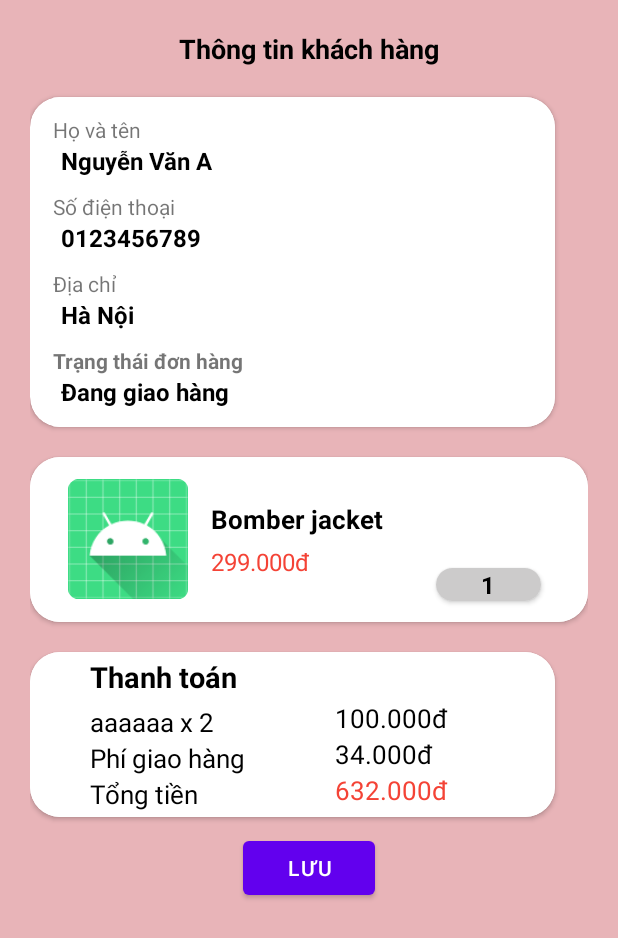
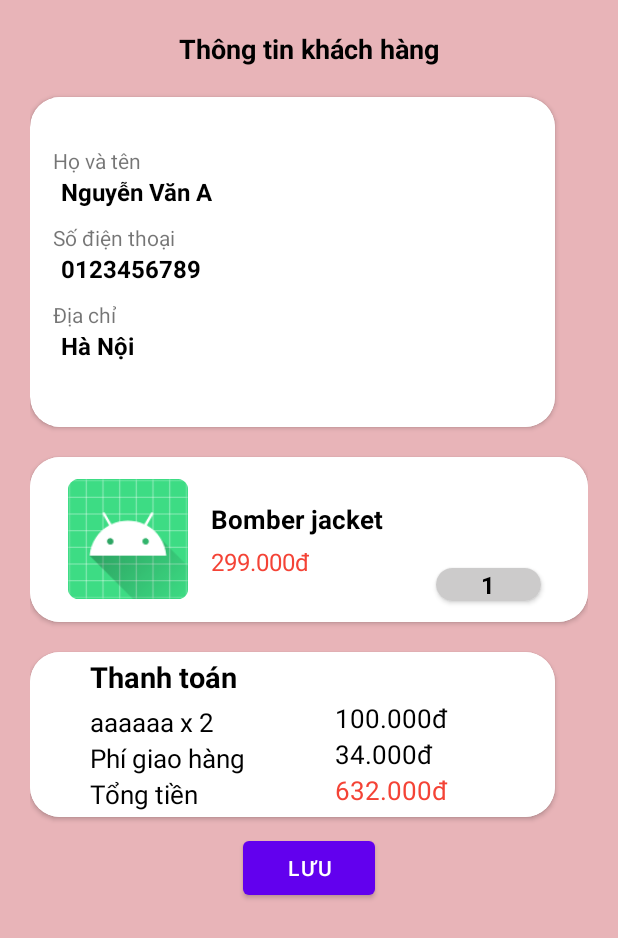
Before and after one commit to huyfpl/quanlythoitrang, an Android app: the layout activity_hoa_don_chi_tiet.xml on its own in the app's theme, with its tools: preview values and no code run, on a phone screen of 412 x 824 dp. Shown: the top 938 px of the screen. Run offline under Robolectric (Android 15) with nearby library versions, the phone set to English and light mode, and no system bars; Roboto replaces fonts that are not available here.

Commit message:
cap nhat

```diff
--- a/app/src/main/AndroidManifest.xml
+++ b/app/src/main/AndroidManifest.xml
@@ -37,6 +37,7 @@
         </activity>
         <activity android:name=".AccFragment.DangKyActivity"/>
         <activity android:name=".AccFragment.DangNhapActivity"/>
+        <activity android:name=".ActivitySanPham.Activity_ThongTinSP"/>
 
         <meta-data
             android:name="preloaded_fonts"
--- a/app/src/main/java/lam/fpoly/shopthoitrang/AccFragment/HoaDonChiTiet.java
+++ b/app/src/main/java/lam/fpoly/shopthoitrang/AccFragment/HoaDonChiTiet.java
@@ -32,7 +32,6 @@ public class HoaDonChiTiet extends AppCompatActivity {
         hdct_hoten = findViewById(R.id.hdct_hoten);
         hdct_sdt = findViewById(R.id.hdct_sdt);
         hdct_diachi = findViewById(R.id.hdct_diachi);
-        hdct_trangthai = findViewById(R.id.hdct_trangthai);
         hdct_tensp_item = findViewById(R.id.hdct_tensp_item);
         hdct_gia_item = findViewById(R.id.hdct_gia_item);
         hdct_soluong_item = findViewById(R.id.hdct_soluong_item);
--- a/app/src/main/java/lam/fpoly/shopthoitrang/AccFragment/ThongTinFragment.java
+++ b/app/src/main/java/lam/fpoly/shopthoitrang/Fragment/ThongTinFragment.java
@@ -1,8 +1,9 @@
-package lam.fpoly.shopthoitrang.AccFragment;
+package lam.fpoly.shopthoitrang.Fragment;
 
 import android.annotation.SuppressLint;
 import android.app.Dialog;
 import android.content.Context;
+import android.content.Intent;
 import android.graphics.Color;
 import android.graphics.drawable.ColorDrawable;
 import android.os.Bundle;
@@ -22,6 +23,7 @@ import android.widget.EditText;
 import android.widget.LinearLayout;
 import android.widget.TextView;
 
+import lam.fpoly.shopthoitrang.AccFragment.DangNhapActivity;
 import lam.fpoly.shopthoitrang.Dao.TbKhachHangDao;
 import lam.fpoly.shopthoitrang.MainActivity;
 import lam.fpoly.shopthoitrang.Model.TbKhachHang;
@@ -72,6 +74,8 @@ public class ThongTinFragment extends Fragment {
                 user_diachi.setText("");
                 user_sdt.setText("");
                 MainActivity.checkLogin = false;
+                Intent intent = new Intent(getActivity(),DangNhapActivity.class);
+                getActivity().startActivity(intent);
             }
         });
 
--- a/app/src/main/res/layout/activity_hoa_don_chi_tiet.xml
+++ b/app/src/main/res/layout/activity_hoa_don_chi_tiet.xml
@@ -74,20 +74,6 @@
                 android:layout_marginStart="5dp"
                 android:layout_marginBottom="10dp"
                 android:text="Hà Nội"/>
-            <TextView
-                android:layout_width="wrap_content"
-                android:layout_height="wrap_content"
-                android:textStyle="bold"
-                android:text="Trạng thái đơn hàng"/>
-            <TextView
-                android:id="@+id/hdct_trangthai"
-                android:layout_width="match_parent"
-                android:layout_height="wrap_content"
-                android:textSize="16dp"
-                android:textColor="@color/black"
-                android:textStyle="bold"
-                android:layout_marginStart="5dp"
-                android:text="Đang giao hàng"/>
 
         </LinearLayout>
 
--- a/build.gradle
+++ b/build.gradle
@@ -1,5 +1,5 @@
 // Top-level build file where you can add configuration options common to all sub-projects/modules.
 plugins {
-    id 'com.android.application' version '7.3.1' apply false
-    id 'com.android.library' version '7.3.1' apply false
+    id 'com.android.application' version '7.2.0' apply false
+    id 'com.android.library' version '7.2.0' apply false
 }
```
Also changed, not shown: app/src/main/java/lam/fpoly/shopthoitrang/AccFragment/DangNhapActivity.java (+16 -10 lines), app/src/main/java/lam/fpoly/shopthoitrang/MainActivity.java (+5 -5 lines).
